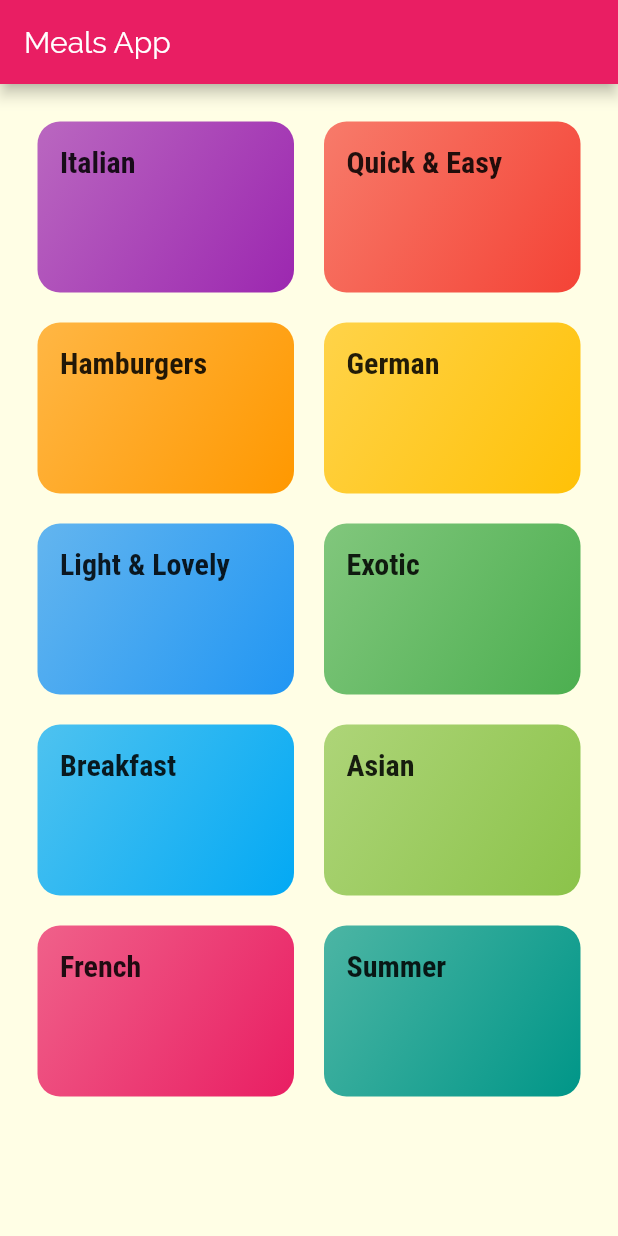
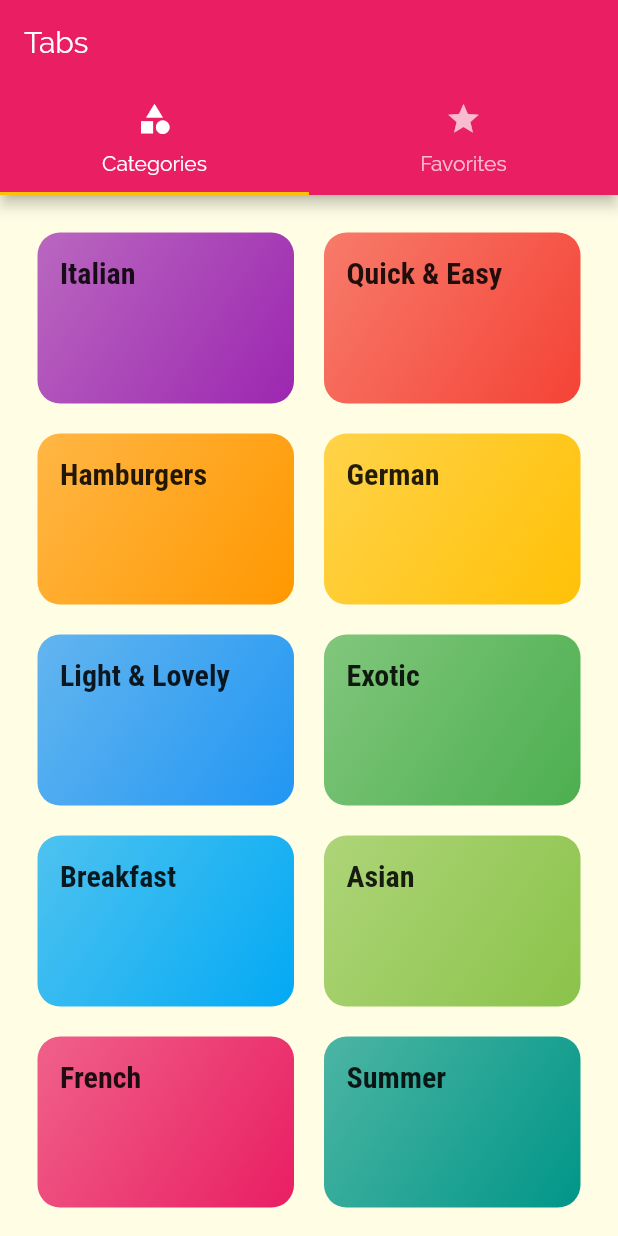
Before and after one commit to keitheyre/meals_app, a Flutter app: the screen it shows after launch, on a phone screen of 412 x 824 dp. Run offline on Flutter 3.47's test engine with Material 2 defaults, Android fonts, the phone set to English and light mode, and no system bars.

Commit message:
Add TabView to the top of the Categories Screen to navigate between the Categories and the Favorites that we will build later

```diff
--- a/lib/main.dart
+++ b/lib/main.dart
@@ -1,6 +1,7 @@
 import 'package:flutter/material.dart';
 import 'package:meals_app/screens/category_meals_screen.dart';
 import 'package:meals_app/screens/meal_detail_screen.dart';
+import 'package:meals_app/screens/tabs_screen.dart';
 
 import 'screens/categories_screen.dart';
 
@@ -31,7 +32,7 @@ class MyApp extends StatelessWidget {
               ),
             ),
       ),
-      home: CategoriesScreen(),
+      home: TabsScreen(),
       routes: {
         CategoryMealsScreen.routeName: (ctx) => CategoryMealsScreen(),
         MealDetailScreen.routeName: (ctx) => MealDetailScreen(),
@@ -44,7 +45,9 @@ class MyApp extends StatelessWidget {
 //      },
       onUnknownRoute: (settings) {
         print(settings.arguments);
-        return MaterialPageRoute(builder: (ctx) => CategoriesScreen()); //if failed to build screen (Last resort before frozen error) Maybe 404??
+        return MaterialPageRoute(
+            builder: (ctx) =>
+                CategoriesScreen()); //if failed to build screen (Last resort before frozen error) Maybe 404??
       },
     );
   }
--- a/lib/screens/categories_screen.dart
+++ b/lib/screens/categories_screen.dart
@@ -6,11 +6,7 @@ import '../dummy_data.dart';
 class CategoriesScreen extends StatelessWidget {
   @override
   Widget build(BuildContext context) {
-    return Scaffold(
-      appBar: AppBar(
-        title: const Text("Meals App"),
-      ),
-      body: GridView(
+    return GridView(
       padding: const EdgeInsets.all(25),
       gridDelegate: SliverGridDelegateWithMaxCrossAxisExtent(
         maxCrossAxisExtent: 200,
@@ -25,7 +21,6 @@ class CategoriesScreen extends StatelessWidget {
                 catData.id,
               ))
           .toList(),
-      ),
     );
   }
 }
--- /dev/null
+++ b/lib/screens/favorites_screen.dart
@@ -0,0 +1,10 @@
+import 'package:flutter/material.dart';
+
+class FavoritesScreen extends StatelessWidget {
+  @override
+  Widget build(BuildContext context) {
+    return Center(
+      child: Text('Favorites'),
+    );
+  }
+}
--- a/lib/screens/meal_detail_screen.dart
+++ b/lib/screens/meal_detail_screen.dart
@@ -52,9 +52,12 @@ class MealDetailScreen extends StatelessWidget {
             Container(
               height: 300,
               width: double.infinity,
-              child: Image.network(
-                selectedMeal.imageUrl,
-                fit: BoxFit.cover,
+              child: Hero(
+                tag: 'mealImage$mealId',
+                child: Image.network(
+                  selectedMeal.imageUrl,
+                  fit: BoxFit.cover,
+                ),
               ),
             ),
             buildSectionTitle(context, 'Ingredients'),
--- /dev/null
+++ b/lib/screens/tabs_screen.dart
@@ -0,0 +1,45 @@
+import 'package:flutter/material.dart';
+import 'package:meals_app/screens/categories_screen.dart';
+import 'package:meals_app/screens/favorites_screen.dart';
+
+class TabsScreen extends StatefulWidget {
+  @override
+  _TabsScreenState createState() => _TabsScreenState();
+}
+
+class _TabsScreenState extends State<TabsScreen> {
+  @override
+  Widget build(BuildContext context) {
+    return DefaultTabController(
+//      initialIndex: 0,
+      length: 2,
+      child: Scaffold(
+        appBar: AppBar(
+          title: Text("Tabs"),
+          bottom: TabBar(
+            tabs: <Widget>[
+              Tab(
+                icon: Icon(
+                  Icons.category,
+                ),
+                text: 'Categories',
+              ),
+              Tab(
+                icon: Icon(
+                  Icons.star,
+                ),
+                text: 'Favorites',
+              ),
+            ],
+          ),
+        ),
+        body: TabBarView(
+          children: <Widget>[
+            CategoriesScreen(),
+            FavoritesScreen(),
+          ],
+        ),
+      ),
+    );
+  }
+}
--- a/lib/widgets/meal_item.dart
+++ b/lib/widgets/meal_item.dart
@@ -67,11 +67,14 @@ class MealItem extends StatelessWidget {
                     topLeft: Radius.circular(15),
                     topRight: Radius.circular(15),
                   ),
-                  child: Image.network(
-                    imageUrl,
-                    height: 250,
-                    width: double.infinity,
-                    fit: BoxFit.cover,
+                  child: Hero(
+                    tag: 'mealImage$id',
+                    child: Image.network(
+                      imageUrl,
+                      height: 250,
+                      width: double.infinity,
+                      fit: BoxFit.cover,
+                    ),
                   ),
                 ),
                 Positioned(
```
Lines whose indentation alone changed are shown as unchanged.
